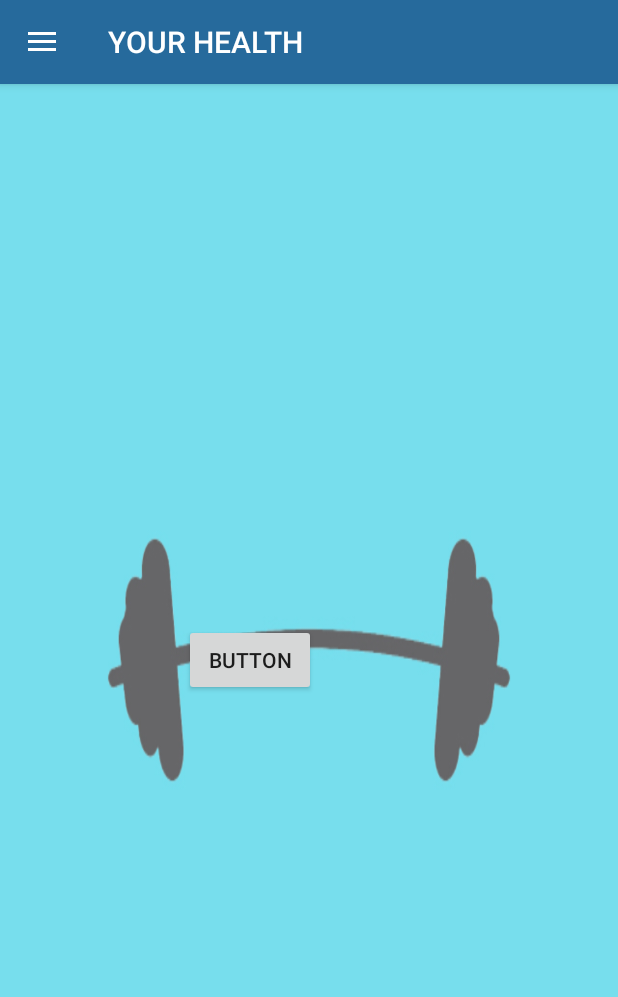
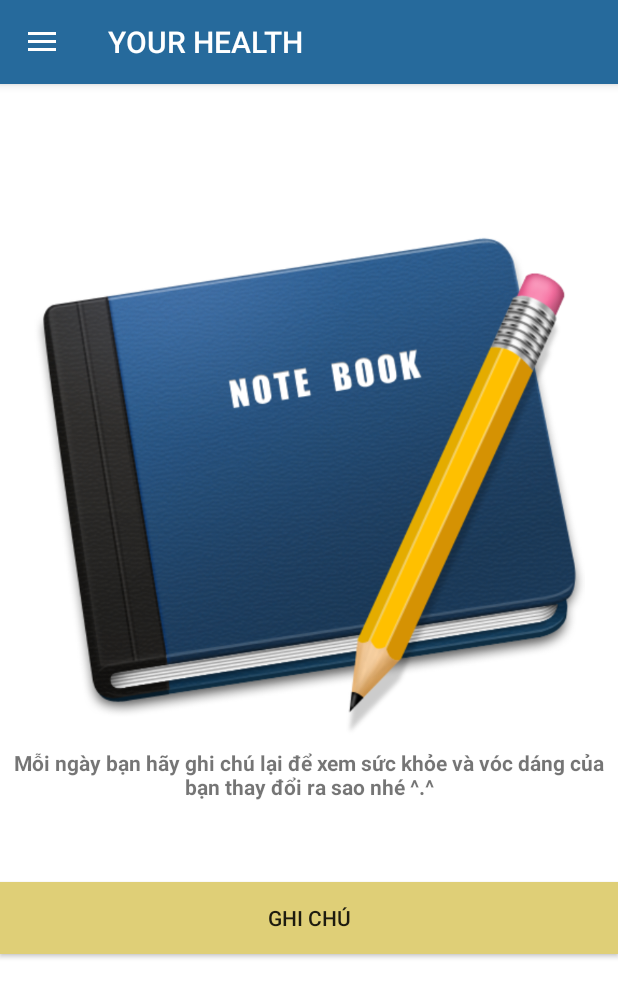
Before and after one commit to doansk/App_SucKhoe, an Android app: the screen it shows after launch (MainActivity), after a tap on "Ghi Chú", on a phone screen of 412 x 824 dp. Shown: the top 997 px of the screen. Run offline under Robolectric (Android 15) with nearby library versions, the phone set to English and light mode, and no system bars; 2 other taps on this screen came first.

Commit message:
ND ghichu

```diff
--- a/app/src/main/java/com/example/fg/GhiChu.java
+++ b/app/src/main/java/com/example/fg/GhiChu.java
@@ -22,7 +22,7 @@ public class GhiChu extends Fragment {
     @Override
     public View onCreateView(LayoutInflater inflater, @Nullable ViewGroup container, @Nullable Bundle savedInstanceState) {
         View view = inflater.inflate(R.layout.fragment_ghi_chu, container, false);
-        final Button nextvietghichu = view.findViewById(R.id.button2);
+        final Button nextvietghichu = view.findViewById(R.id.btnghichu);
         nextvietghichu.setOnClickListener(new View.OnClickListener() {
             @Override
             public void onClick(View view){
--- /dev/null
+++ b/app/src/main/res/drawable/ic_attachment_black_24dp.xml
@@ -0,0 +1,9 @@
+<vector xmlns:android="http://schemas.android.com/apk/res/android"
+        android:width="24dp"
+        android:height="24dp"
+        android:viewportWidth="24.0"
+        android:viewportHeight="24.0">
+    <path
+        android:fillColor="#FF000000"
+        android:pathData="M2,12.5C2,9.46 4.46,7 7.5,7H18c2.21,0 4,1.79 4,4s-1.79,4 -4,4H9.5C8.12,15 7,13.88 7,12.5S8.12,10 9.5,10H17v2H9.41c-0.55,0 -0.55,1 0,1H18c1.1,0 2,-0.9 2,-2s-0.9,-2 -2,-2H7.5C5.57,9 4,10.57 4,12.5S5.57,16 7.5,16H17v2H7.5C4.46,18 2,15.54 2,12.5z"/>
+</vector>
--- a/app/src/main/res/layout/fragment_ghi_chu.xml
+++ b/app/src/main/res/layout/fragment_ghi_chu.xml
@@ -4,19 +4,42 @@
     xmlns:tools="http://schemas.android.com/tools"
     android:layout_width="match_parent"
     android:layout_height="match_parent"
+    android:background="#fff"
     tools:context=".MainActivity">
 
     <Button
-        android:id="@+id/button2"
-        android:layout_width="wrap_content"
+        android:id="@+id/btnghichu"
+        android:layout_width="0dp"
         android:layout_height="wrap_content"
-        android:layout_marginStart="122dp"
-        android:layout_marginTop="277dp"
-        android:layout_marginEnd="201dp"
-        android:layout_marginBottom="278dp"
-        android:text="Button"
+        android:layout_marginBottom="188dp"
+        android:background="@color/colorAccent"
+        android:text="@string/ghi_ch"
         app:layout_constraintBottom_toBottomOf="parent"
         app:layout_constraintEnd_toEndOf="parent"
         app:layout_constraintStart_toStartOf="parent"
-        app:layout_constraintTop_toTopOf="parent" />
+        app:layout_constraintTop_toBottomOf="@+id/textView2" />
+
+    <ImageView
+        android:id="@+id/imageView"
+        android:layout_width="0dp"
+        android:layout_height="0dp"
+        android:layout_marginTop="74dp"
+        android:layout_marginBottom="1dp"
+        app:layout_constraintBottom_toTopOf="@+id/textView2"
+        app:layout_constraintEnd_toEndOf="parent"
+        app:layout_constraintStart_toStartOf="parent"
+        app:layout_constraintTop_toTopOf="parent"
+        app:srcCompat="@drawable/notelai" />
+
+    <TextView
+        android:id="@+id/textView2"
+        android:layout_width="wrap_content"
+        android:layout_height="wrap_content"
+        android:layout_marginBottom="54dp"
+        android:text="Mỗi ngày bạn hãy ghi chú lại để xem sức khỏe và vóc dáng của bạn thay đổi ra sao nhé ^.^"
+        android:textAlignment="center"
+        android:textStyle="bold"
+        app:layout_constraintBottom_toTopOf="@+id/btnghichu"
+        app:layout_constraintStart_toStartOf="@+id/imageView"
+        app:layout_constraintTop_toBottomOf="@+id/imageView" />
 </android.support.constraint.ConstraintLayout>
--- a/app/src/main/res/menu/drawermenu.xml
+++ b/app/src/main/res/menu/drawermenu.xml
@@ -3,5 +3,5 @@
     <item android:id="@+id/dongho" android:title="Đồng Hồ" android:icon="@drawable/ic_timer_black_24dp" />
     <item android:id="@+id/anuong" android:title="Ăn Uống" android:icon="@drawable/ic_cake_black_24dp"/>
     <item android:id="@+id/tinhbmi" android:title="Tính BMI" android:icon="@drawable/ic_equalizer_black_24dp"/>
-    <item android:id="@+id/ghichu" android:title="Ghi Chú" android:icon="@drawable/ic_equalizer_black_24dp"/>
+    <item android:id="@+id/ghichu" android:title="Ghi Chú" android:icon="@drawable/ic_attachment_black_24dp"/>
 </menu>
--- a/app/src/main/res/values/colors.xml
+++ b/app/src/main/res/values/colors.xml
@@ -3,6 +3,6 @@
     <color name="colorPrimary">#266A9C</color>
     <color name="colorPrimaryDark">#6FA4D1</color>
     <color name="white">#FFFFFF</color>
-    <color name="colorAccent">#FF4081</color>
+    <color name="colorAccent">#DFCF77</color>
     <color name="darkgay">#6c6c6c</color>
 </resources>
--- a/app/src/main/res/values/strings.xml
+++ b/app/src/main/res/values/strings.xml
@@ -17,5 +17,6 @@
     <string name="bmi_c_a_b_n_l">BMI của bạn là:</string>
     <string name="t_nh">TÍNH</string>
     <string name="chuyentrang">Button</string>
+    <string name="ghi_ch">Ghi Chú</string>
 
 </resources>
```
Also changed, not shown: app/src/main/res/drawable/note.jpg (added), app/src/main/res/drawable/notelai.png (added).
